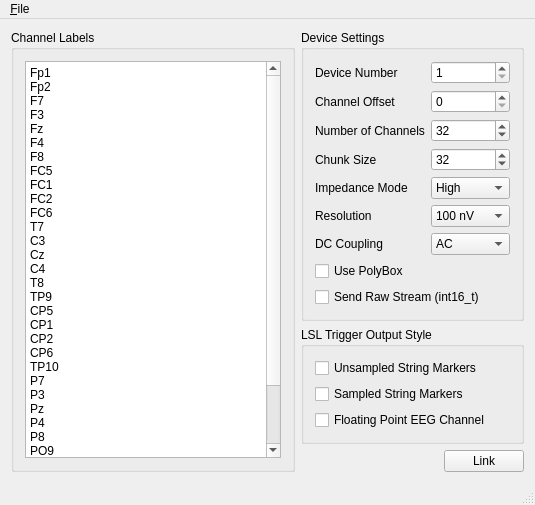
This is mainwindow.ui in labstreaminglayer/App-BrainAmpSeries as Qt 5 draws it before an edit. The edited form follows.
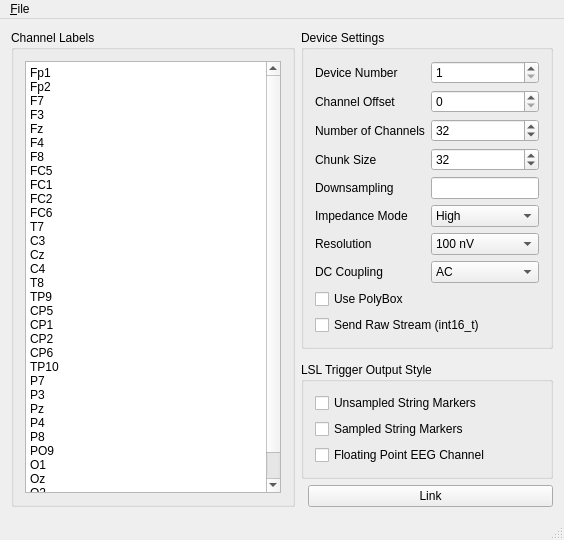
This is the edited form.

```diff
--- a/mainwindow.ui
+++ b/mainwindow.ui
@@ -134,14 +134,14 @@
            </property>
           </widget>
          </item>
-         <item row="4" column="0">
+         <item row="5" column="0">
           <widget class="QLabel" name="label_impedance">
            <property name="text">
             <string>Impedance Mode</string>
            </property>
           </widget>
          </item>
-         <item row="4" column="1">
+         <item row="5" column="1">
           <widget class="QComboBox" name="impedanceMode">
            <property name="toolTip">
             <string>The default setting is to operate in high-impedance mode (less need for perfect electrode contact)</string>
@@ -158,14 +158,14 @@
            </item>
           </widget>
          </item>
-         <item row="5" column="0">
+         <item row="6" column="0">
           <widget class="QLabel" name="label_resultion">
            <property name="text">
             <string>Resolution</string>
            </property>
           </widget>
          </item>
-         <item row="5" column="1">
+         <item row="6" column="1">
           <widget class="QComboBox" name="resolution">
            <property name="toolTip">
             <string>Resolution of the measured signal</string>
@@ -192,14 +192,14 @@
            </item>
           </widget>
          </item>
-         <item row="6" column="0">
+         <item row="7" column="0">
           <widget class="QLabel" name="label_dc">
            <property name="text">
             <string>DC Coupling</string>
            </property>
           </widget>
          </item>
-         <item row="6" column="1">
+         <item row="7" column="1">
           <widget class="QComboBox" name="dcCoupling">
            <property name="toolTip">
             <string>The default is AC</string>
@@ -216,11 +216,8 @@
            </item>
           </widget>
          </item>
-         <item row="7" column="0">
+         <item row="8" column="0">
           <widget class="QCheckBox" name="usePolyBox">
-           <property name="enabled">
-            <bool>true</bool>
-           </property>
            <property name="toolTip">
             <string>If this is checked then the first 8 channels will hold the polybox signals; make sure to increase your channel count appropriately.</string>
            </property>
@@ -229,7 +226,7 @@
            </property>
           </widget>
          </item>
-         <item row="8" column="0" colspan="2">
+         <item row="9" column="0" colspan="2">
           <widget class="QCheckBox" name="sendRawStream">
            <property name="text">
             <string>Send Raw Stream (int16_t)</string>
@@ -253,6 +250,16 @@
            </property>
           </widget>
          </item>
+         <item row="4" column="0">
+          <widget class="QLabel" name="label_downsampling">
+           <property name="text">
+            <string>Downsampling</string>
+           </property>
+          </widget>
+         </item>
+         <item row="4" column="1">
+          <widget class="QLineEdit" name="inp_downsampling"/>
+         </item>
         </layout>
        </widget>
       </item>
@@ -261,12 +268,6 @@
         <property name="orientation">
          <enum>Qt::Vertical</enum>
         </property>
-        <property name="sizeHint" stdset="0">
-         <size>
-          <width>0</width>
-          <height>0</height>
-         </size>
-        </property>
        </spacer>
       </item>
       <item>
@@ -309,12 +310,6 @@
           <property name="orientation">
            <enum>Qt::Horizontal</enum>
           </property>
-          <property name="sizeHint" stdset="0">
-           <size>
-            <width>0</width>
-            <height>0</height>
-           </size>
-          </property>
          </spacer>
         </item>
         <item>
@@ -335,7 +330,7 @@
     <rect>
      <x>0</x>
      <y>0</y>
-     <width>528</width>
+     <width>576</width>
      <height>30</height>
     </rect>
    </property>
```
Left out of the diff: 19 changed lines with no effect on the pictures.
